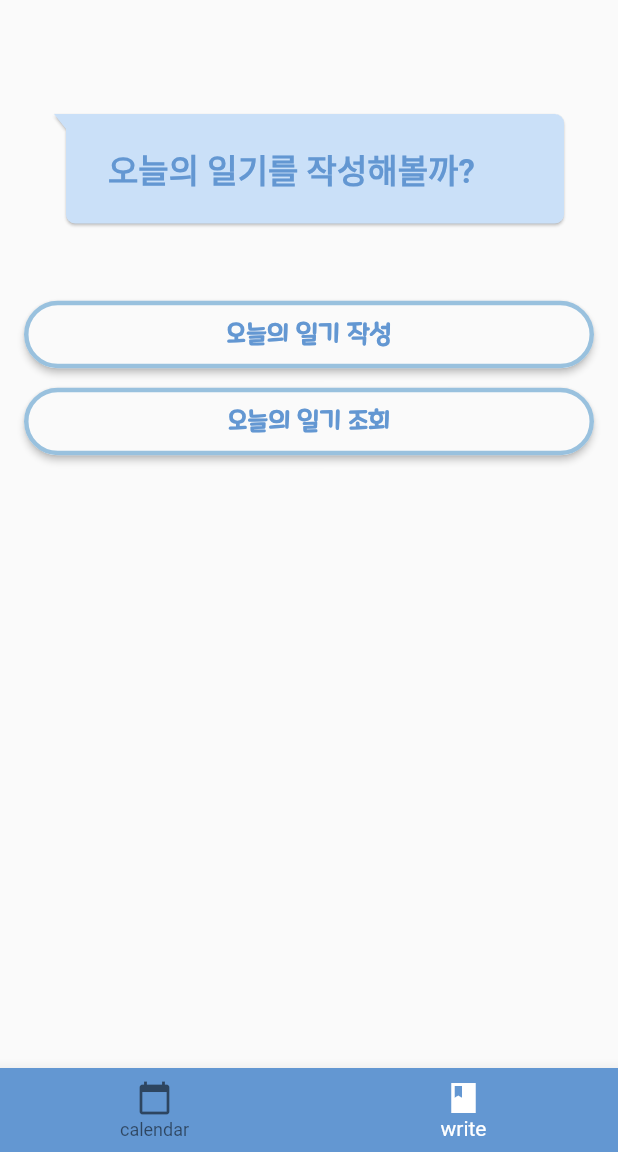
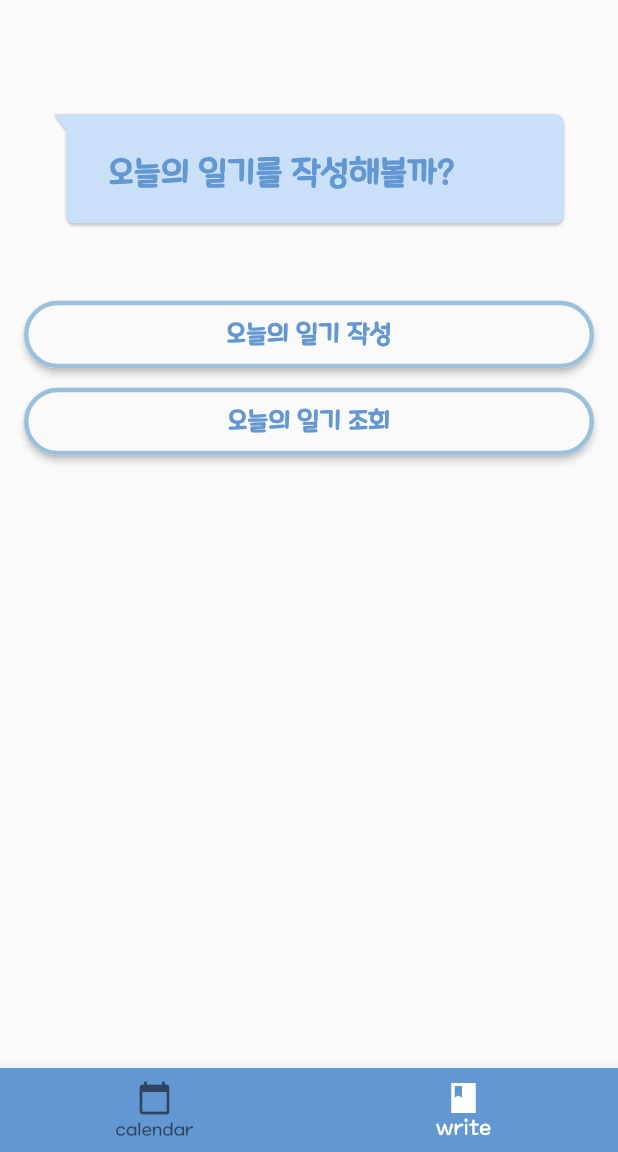
Before and after one commit to jwjin95/SW_project, a Flutter app: the screen it shows after launch, item 2 of the bottom bar chosen, on a phone screen of 412 x 824 dp, the part 84-1236 px from its top. Run offline on Flutter 3.47's test engine with Material 2 defaults, Android fonts, the phone set to English and light mode, and no system bars; drawn by our look-alikes of bubble; our stand-ins replace date_format, flutter_calendar_carousel, flutter_local_notifications, google_fonts, shared_preferences, timezone; missing offline and left inert: speech_bubble.

Commit message:
feat : edit fonts

```diff
--- a/lib/main.dart
+++ b/lib/main.dart
@@ -93,6 +93,7 @@ class MyApp extends StatelessWidget {
     return MaterialApp(
       title: _title,
       home: MyStatefulWidget(),
+      theme: ThemeData(fontFamily: "Maplestory OTF Light")
     );
   }
 }
--- a/lib/main_diary.dart
+++ b/lib/main_diary.dart
@@ -24,7 +24,7 @@ class writePage extends StatelessWidget {
   TextEditingController _tec = TextEditingController();
 
   var ans = Map();
-  static const TextStyle optionStyle = TextStyle(color: Color(0xff6397D2), fontSize: 17, fontWeight: FontWeight.bold, fontFamily: 'Maplestory OTF Light');
+  static const TextStyle optionStyle = TextStyle(color: Color(0xff6397D2), fontSize: 17, fontWeight: FontWeight.bold,);
 
   @override
   Widget build(BuildContext context) {
```
